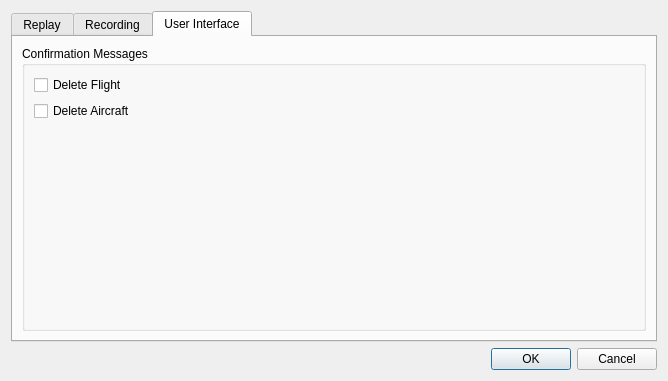
First picture: the form in src/UserInterface/src/Dialogs/SettingsDialog.ui, repository till213/SkyDolly, before the edit.
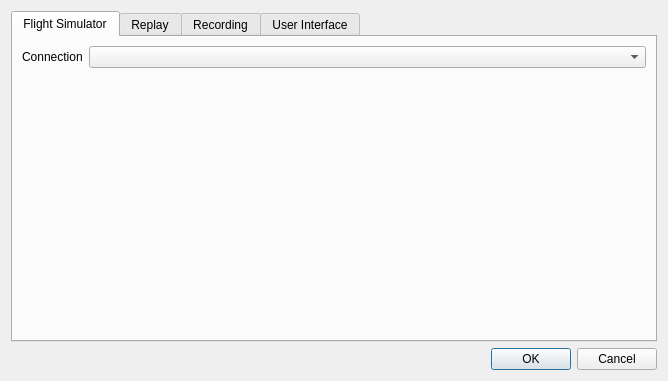
Second picture: the form after the edit.

Commit message: Selection of SkyConnect plugin in settings (dialog)

Diff of the .ui file:
```diff
--- a/src/UserInterface/src/Dialogs/SettingsDialog.ui
+++ b/src/UserInterface/src/Dialogs/SettingsDialog.ui
@@ -17,8 +17,32 @@
    <item row="0" column="0">
     <widget class="QTabWidget" name="settingsTabWidget">
      <property name="currentIndex">
-      <number>2</number>
+      <number>0</number>
      </property>
+     <widget class="QWidget" name="tab_4">
+      <attribute name="title">
+       <string>Flight Simulator</string>
+      </attribute>
+      <layout class="QFormLayout" name="formLayout_4">
+       <item row="0" column="0">
+        <widget class="QLabel" name="label_6">
+         <property name="text">
+          <string>Connection</string>
+         </property>
+        </widget>
+       </item>
+       <item row="0" column="1">
+        <widget class="QComboBox" name="connectionComboBox">
+         <property name="minimumSize">
+          <size>
+           <width>100</width>
+           <height>0</height>
+          </size>
+         </property>
+        </widget>
+       </item>
+      </layout>
+     </widget>
      <widget class="QWidget" name="tab_2">
       <attribute name="title">
        <string>Replay</string>
```
The commit also changes 13 other files.
